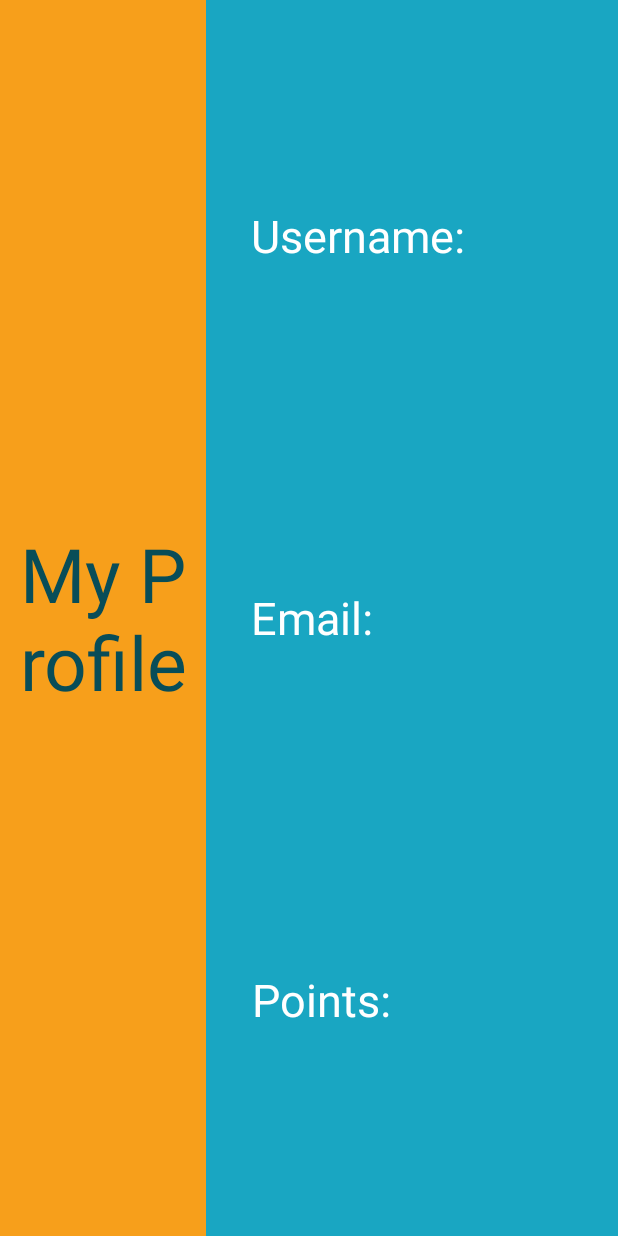
After one commit to kinory/math-with-me, an Android app: the ProfileActivity screen opened directly, with no data from a screen before it, on a phone screen of 412 x 824 dp. The commit adds this screen. Run offline under Robolectric (Android 15) with nearby library versions, the phone set to English and light mode, and no system bars.

Commit message:
continued working

```diff
--- a/MathWithMe/app/src/main/AndroidManifest.xml
+++ b/MathWithMe/app/src/main/AndroidManifest.xml
@@ -8,23 +8,22 @@
         android:label="@string/app_name"
         android:supportsRtl="true"
         android:theme="@style/AppTheme">
-
         <activity
             android:name=".activity.MenuActivity"
-            android:screenOrientation="landscape">
-        </activity>
-
+            android:screenOrientation="landscape"></activity>
         <activity
             android:name=".activity.LogInActivity"
             android:screenOrientation="landscape">
             <intent-filter>
                 <action android:name="android.intent.action.MAIN" />
+
                 <category android:name="android.intent.category.LAUNCHER" />
             </intent-filter>
         </activity>
-
-        <activity android:name=".activity.SignUpActivity"
-            android:screenOrientation="landscape"/>
+        <activity
+            android:name=".activity.SignUpActivity"
+            android:screenOrientation="landscape" />
+        <activity android:name=".activity.ProfileActivity"></activity>
     </application>
 
 </manifest>
--- /dev/null
+++ b/MathWithMe/app/src/main/java/kkkk/mathwithme/activity/ProfileActivity.java
@@ -0,0 +1,16 @@
+package kkkk.mathwithme.activity;
+
+import android.app.Activity;
+import android.support.v7.app.AppCompatActivity;
+import android.os.Bundle;
+
+import kkkk.mathwithme.R;
+
+public class ProfileActivity extends Activity {
+
+    @Override
+    protected void onCreate(Bundle savedInstanceState) {
+        super.onCreate(savedInstanceState);
+        setContentView(R.layout.activity_profile);
+    }
+}
--- a/MathWithMe/app/src/main/java/kkkk/mathwithme/activity/SignUpActivity.java
+++ b/MathWithMe/app/src/main/java/kkkk/mathwithme/activity/SignUpActivity.java
@@ -3,9 +3,14 @@ package kkkk.mathwithme.activity;
 import android.app.Activity;
 import android.os.Bundle;
 
+import com.android.volley.Request;
+import com.android.volley.toolbox.StringRequest;
+
 import kkkk.mathwithme.R;
 
 public class SignUpActivity extends Activity {
+
+    private static final String SERVER_URL = "http://math-with-me.rapidapi.io/sendmessage";
 
     @Override
     protected void onCreate(Bundle savedInstanceState) {
--- a/MathWithMe/app/src/main/java/kkkk/mathwithme/model/server/ServerAPI.java
+++ b/MathWithMe/app/src/main/java/kkkk/mathwithme/model/server/ServerAPI.java
@@ -11,6 +11,7 @@ import com.android.volley.toolbox.StringRequest;
 import com.android.volley.toolbox.Volley;
 
 import java.util.HashMap;
+import java.util.List;
 import java.util.Map;
 import java.util.concurrent.Callable;
 
@@ -28,7 +29,8 @@ public class ServerAPI {
     }
 
     public void signUp(final String username, final String password, final String email,
-                       final CallableWithParameter<String, Void> actionWhenDone, final Callable<Void> actionIfFail) {
+                       final CallableWithParameter<String, Void> actionWhenDone,
+                       final Callable<Void> actionIfFail) {
         StringRequest stringRequest = new StringRequest(Request.Method.POST, SERVER_URL + "/signup",
                 new Response.Listener<String>() {
                     @Override
@@ -89,7 +91,13 @@ public class ServerAPI {
         requestQueue.add(stringRequest);
     }
 
-    public void getAllRooms() {
+    public void getAllRooms(CallableWithParameter<List<Room>, Void> actionWhenDone,
+                            Callable<Void> actionIfFail) {
 
     }
+
+    private static class Room {
+        private int level;
+        private int id;
+    }
 }
--- a/MathWithMe/app/src/main/res/layout/activity_log_in.xml
+++ b/MathWithMe/app/src/main/res/layout/activity_log_in.xml
@@ -30,7 +30,7 @@
         android:layout_marginTop="58dp"
         android:layout_alignParentRight="true"
         android:layout_alignParentEnd="true"
-        android:hint="@string/user_name"
+        android:hint="@string/username"
         android:layout_marginLeft="10dp"
         android:layout_marginRight="10dp"
         android:textColor="@color/colorPrimaryDark"
--- /dev/null
+++ b/MathWithMe/app/src/main/res/layout/activity_profile.xml
@@ -0,0 +1,79 @@
+<?xml version="1.0" encoding="utf-8"?>
+<LinearLayout xmlns:android="http://schemas.android.com/apk/res/android"
+    xmlns:tools="http://schemas.android.com/tools"
+    android:layout_width="match_parent"
+    android:layout_height="match_parent"
+    tools:context="kkkk.mathwithme.activity.ProfileActivity">
+
+    <RelativeLayout
+        android:layout_width="0dp"
+        android:layout_height="match_parent"
+        android:layout_weight="0.33"
+        android:layout_gravity="center_vertical"
+        android:background="@color/colorAccent">
+
+        <TextView
+            android:layout_width="wrap_content"
+            android:layout_height="wrap_content"
+            android:textAppearance="?android:attr/textAppearanceLarge"
+            android:text="My Profile"
+            android:id="@+id/textView5"
+            android:layout_centerVertical="true"
+            android:layout_centerHorizontal="true"
+            android:padding="10dp"
+            android:textSize="50sp"
+            android:textAlignment="center"
+            android:textColor="@color/colorForegroundDark"/>
+    </RelativeLayout>
+
+    <LinearLayout
+        android:layout_width="0dp"
+        android:layout_height="match_parent"
+        android:layout_weight="0.66"
+        android:background="@color/colorPrimary"
+        android:orientation="vertical"
+        android:padding="30dp">
+
+        <TextView
+            android:layout_width="wrap_content"
+            android:layout_height="0dp"
+            android:textAppearance="?android:attr/textAppearanceMedium"
+            android:text="Username: "
+            android:id="@+id/userNameTextView"
+            android:textColor="#ffffff"
+            android:textSize="30dp"
+            android:layout_alignParentTop="true"
+            android:layout_alignParentStart="true"
+            android:layout_weight="0.33"
+            android:gravity="center" />
+
+        <TextView
+            android:layout_width="wrap_content"
+            android:layout_height="0dp"
+            android:textAppearance="?android:attr/textAppearanceMedium"
+            android:text="Email: "
+            android:id="@+id/emailTextView"
+            android:textColor="#ffffff"
+            android:textSize="30dp"
+            android:layout_marginTop="0dp"
+            android:layout_alignParentTop="true"
+            android:layout_alignParentStart="true"
+            android:layout_weight="0.33"
+            android:gravity="center" />
+
+        <TextView
+            android:layout_width="wrap_content"
+            android:layout_height="0dp"
+            android:textAppearance="?android:attr/textAppearanceMedium"
+            android:text="Points: "
+            android:id="@+id/pointsTextView"
+            android:textColor="#ffffff"
+            android:textSize="30dp"
+            android:layout_marginTop="0dp"
+            android:layout_alignParentTop="true"
+            android:layout_alignParentStart="true"
+            android:layout_weight="0.33"
+            android:gravity="center" />
+
+    </LinearLayout>
+</LinearLayout>
--- a/MathWithMe/app/src/main/res/layout/activity_sign_up.xml
+++ b/MathWithMe/app/src/main/res/layout/activity_sign_up.xml
@@ -30,7 +30,7 @@
         android:layout_marginTop="60dp"
         android:layout_alignParentRight="true"
         android:layout_alignParentEnd="true"
-        android:hint="@string/user_name"
+        android:hint="@string/username"
         android:layout_marginLeft="10dp"
         android:layout_marginRight="10dp"
         android:textColor="@color/colorPrimaryDark"
--- a/MathWithMe/app/src/main/res/values/strings.xml
+++ b/MathWithMe/app/src/main/res/values/strings.xml
@@ -1,6 +1,6 @@
 <resources>
     <string name="app_name">MathWithMe</string>
-    <string name="user_name">user name</string>
+    <string name="username">username</string>
     <string name="password">password</string>
     <string name="log_in">Log In</string>
     <string name="sign_up">Sign Up</string>
```
Also changed, not shown: 10 other files.
